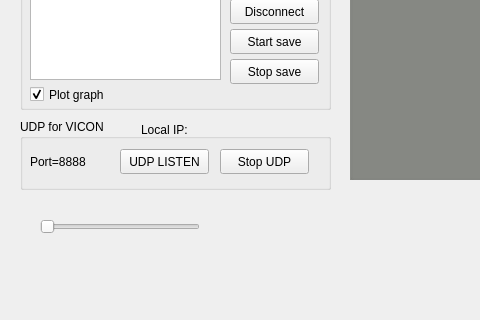
The window that rscollectdata.ui (skaegy/Realsense-Collection) describes before a commit, drawn with Qt 5; both pictures show x 0 to 480 and y 481 to 801 of the 1203 by 801 pixel window.
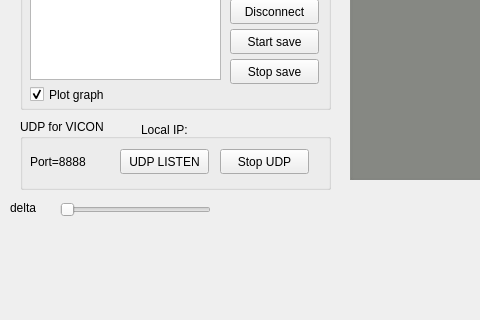
The same window after the commit. Custom widgets are drawn as their Qt base class.

Diff of the .ui file:
```diff
--- a/rscollectdata.ui
+++ b/rscollectdata.ui
@@ -740,10 +740,10 @@
   <widget class="QSlider" name="spatial_alpha">
    <property name="geometry">
     <rect>
-     <x>40</x>
-     <y>700</y>
-     <width>160</width>
-     <height>16</height>
+     <x>60</x>
+     <y>680</y>
+     <width>151</width>
+     <height>21</height>
     </rect>
    </property>
    <property name="orientation">
@@ -753,8 +753,8 @@
   <widget class="QLabel" name="spatial_alpha_value">
    <property name="geometry">
     <rect>
-     <x>230</x>
-     <y>700</y>
+     <x>220</x>
+     <y>680</y>
      <width>61</width>
      <height>17</height>
     </rect>
@@ -763,6 +763,19 @@
     <string/>
    </property>
   </widget>
+  <widget class="QLabel" name="label">
+   <property name="geometry">
+    <rect>
+     <x>10</x>
+     <y>680</y>
+     <width>67</width>
+     <height>17</height>
+    </rect>
+   </property>
+   <property name="text">
+    <string>delta</string>
+   </property>
+  </widget>
   <zorder>groupBox_4</zorder>
   <zorder>groupBox</zorder>
   <zorder>groupBox_3</zorder>
```
Left out of the diff: 5 changed lines with no effect on the pictures.
